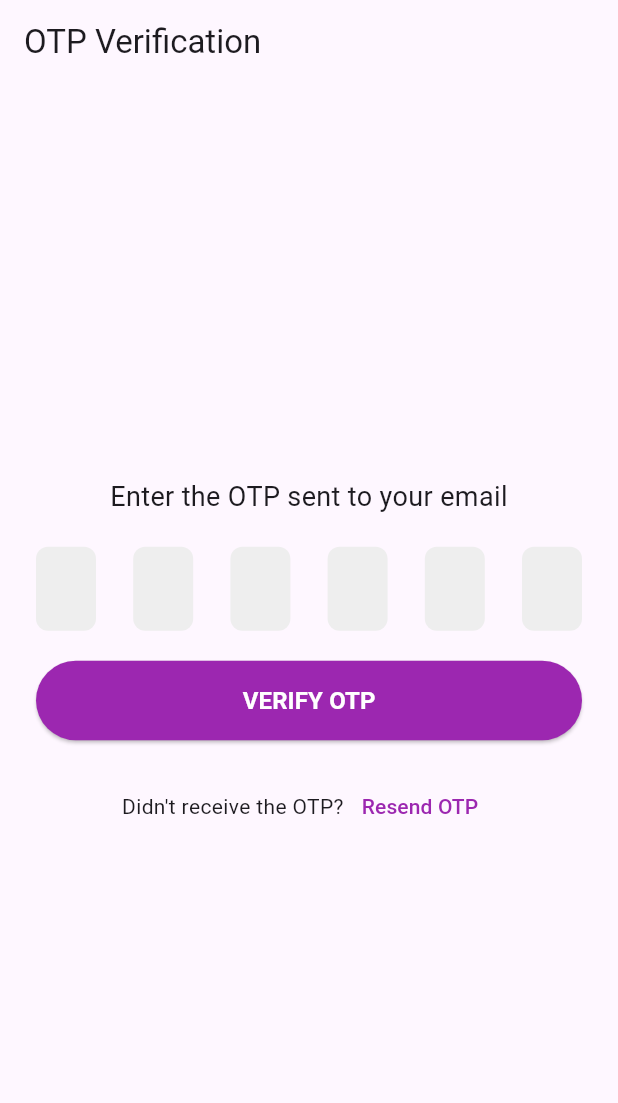
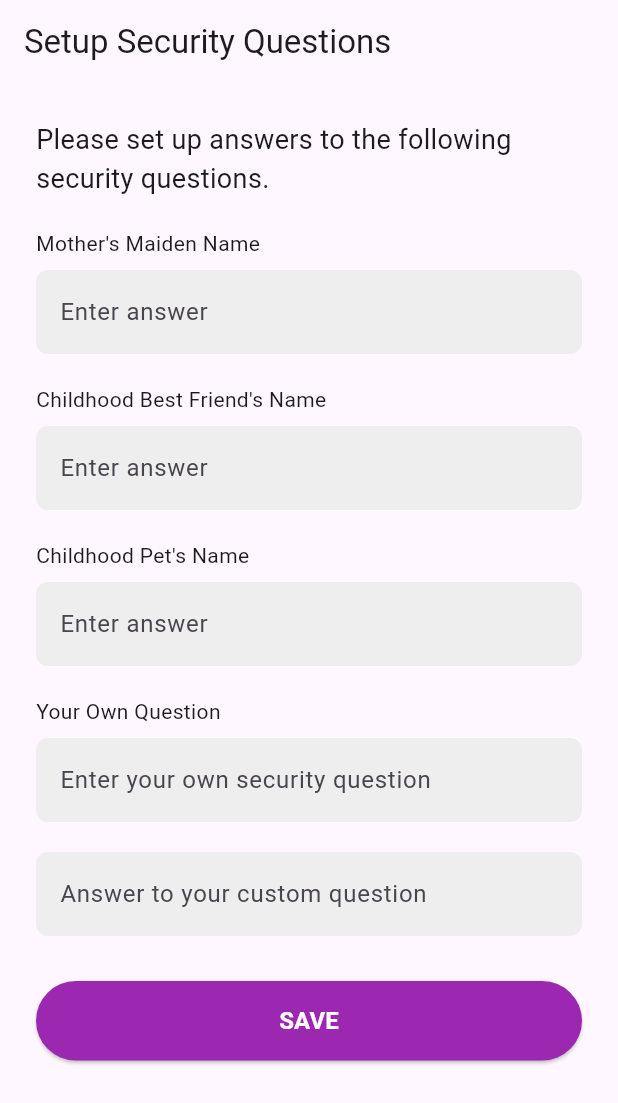
Before and after one commit to dhananjayaaps/biomark, a Flutter app: the screen it shows after launch, on a phone screen of 412 x 824 dp. Shown: the top 1103 px of the screen. Run offline on Flutter 3.47's test engine with Material 3 defaults, Android fonts, the phone set to English and light mode, and no system bars.

Commit message:
securityquiz page created

```diff
--- a/lib/main.dart
+++ b/lib/main.dart
@@ -3,6 +3,7 @@ import 'login_page.dart';
 import 'signup_page.dart';
 import 'home_page.dart';
 import 'otp_validate_page.dart';
+import 'securityquiz_page.dart';
 
 void main() {
   runApp(MyApp());
@@ -17,12 +18,13 @@ class MyApp extends StatelessWidget {
         primarySwatch: Colors.purple,
       ),
       // Define initial route and named routes
-      initialRoute: '/otpvalidate',
+      initialRoute: '/securityquiz',
       routes: {
         '/login': (context) => LoginPage(),  // Default route
         '/signup': (context) => SignUpPage(),
         '/home': (context) => HomePage(),
         '/otpvalidate': (context) => OTPValidationPage(),
+        '/securityquiz': (context) => SecurityQuestionsSetupPage(),
       },
     );
   }
--- /dev/null
+++ b/lib/securityquiz_page.dart
@@ -0,0 +1,156 @@
+import 'package:flutter/material.dart';
+
+class SecurityQuestionsSetupPage extends StatelessWidget {
+  final TextEditingController _motherMaidenNameController = TextEditingController();
+  final TextEditingController _bestFriendController = TextEditingController();
+  final TextEditingController _childhoodPetController = TextEditingController();
+  final TextEditingController _customQuestionController = TextEditingController();
+  final TextEditingController _customAnswerController = TextEditingController();
+
+  @override
+  Widget build(BuildContext context) {
+    return Scaffold(
+      appBar: AppBar(
+        title: Text('Setup Security Questions'),
+      ),
+      body: SingleChildScrollView(
+        padding: EdgeInsets.all(24.0),
+        child: Column(
+          crossAxisAlignment: CrossAxisAlignment.start,
+          children: [
+            Text(
+              'Please set up answers to the following security questions.',
+              style: TextStyle(fontSize: 18),
+            ),
+            SizedBox(height: 20),
+
+            // Mother's Maiden Name Question
+            Text('Mother\'s Maiden Name'),
+            SizedBox(height: 8),
+            TextField(
+              controller: _motherMaidenNameController,
+              decoration: InputDecoration(
+                hintText: 'Enter answer',
+                filled: true,
+                fillColor: Colors.grey[200],
+                border: OutlineInputBorder(
+                  borderRadius: BorderRadius.circular(8),
+                  borderSide: BorderSide.none,
+                ),
+              ),
+            ),
+            SizedBox(height: 20),
+
+            // Childhood Best Friend's Name Question
+            Text('Childhood Best Friend\'s Name'),
+            SizedBox(height: 8),
+            TextField(
+              controller: _bestFriendController,
+              decoration: InputDecoration(
+                hintText: 'Enter answer',
+                filled: true,
+                fillColor: Colors.grey[200],
+                border: OutlineInputBorder(
+                  borderRadius: BorderRadius.circular(8),
+                  borderSide: BorderSide.none,
+                ),
+              ),
+            ),
+            SizedBox(height: 20),
+
+            // Childhood Pet's Name Question
+            Text('Childhood Pet\'s Name'),
+            SizedBox(height: 8),
+            TextField(
+              controller: _childhoodPetController,
+              decoration: InputDecoration(
+                hintText: 'Enter answer',
+                filled: true,
+                fillColor: Colors.grey[200],
+                border: OutlineInputBorder(
+                  borderRadius: BorderRadius.circular(8),
+                  borderSide: BorderSide.none,
+                ),
+              ),
+            ),
+            SizedBox(height: 20),
+
+            // Custom Question
+            Text('Your Own Question'),
+            SizedBox(height: 8),
+            TextField(
+              controller: _customQuestionController,
+              decoration: InputDecoration(
+                hintText: 'Enter your own security question',
+                filled: true,
+                fillColor: Colors.grey[200],
+                border: OutlineInputBorder(
+                  borderRadius: BorderRadius.circular(8),
+                  borderSide: BorderSide.none,
+                ),
+              ),
+            ),
+            SizedBox(height: 20),
+
+            // Answer for Custom Question
+            TextField(
+              controller: _customAnswerController,
+              decoration: InputDecoration(
+                hintText: 'Answer to your custom question',
+                filled: true,
+                fillColor: Colors.grey[200],
+                border: OutlineInputBorder(
+                  borderRadius: BorderRadius.circular(8),
+                  borderSide: BorderSide.none,
+                ),
+              ),
+            ),
+            SizedBox(height: 30),
+
+            // Save button
+            SizedBox(
+              width: double.infinity,
+              child: ElevatedButton(
+                onPressed: () {
+                  // Retrieve all answers
+                  String motherMaidenName = _motherMaidenNameController.text;
+                  String bestFriend = _bestFriendController.text;
+                  String childhoodPet = _childhoodPetController.text;
+                  String customQuestion = _customQuestionController.text;
+                  String customAnswer = _customAnswerController.text;
+
+                  if (motherMaidenName.isNotEmpty && bestFriend.isNotEmpty &&
+                      childhoodPet.isNotEmpty && customQuestion.isNotEmpty && customAnswer.isNotEmpty) {
+                    ScaffoldMessenger.of(context).showSnackBar(
+                      SnackBar(content: Text('Security questions saved successfully')),
+                    );
+                    Navigator.pushNamed(context, '/home'); // Navigate to home page after saving
+                  } else {
+                    ScaffoldMessenger.of(context).showSnackBar(
+                      SnackBar(content: Text('Please answer all questions')),
+                    );
+                  }
+                },
+                style: ElevatedButton.styleFrom(
+                  backgroundColor: Colors.purple,
+                  padding: EdgeInsets.symmetric(vertical: 15),
+                  shape: RoundedRectangleBorder(
+                    borderRadius: BorderRadius.circular(30),
+                  ),
+                ),
+                child: Text(
+                  'SAVE',
+                  style: TextStyle(
+                    fontSize: 16,
+                    fontWeight: FontWeight.bold,
+                    color: Colors.white,
+                  ),
+                ),
+              ),
+            ),
+          ],
+        ),
+      ),
+    );
+  }
+}
```
